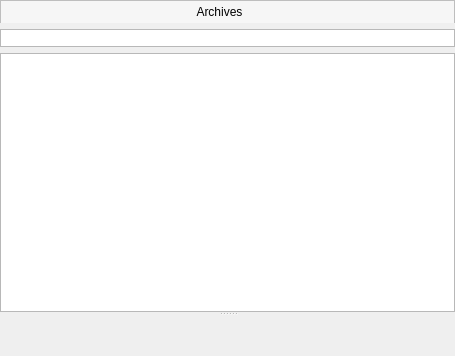
First picture: the form in forms/archivestabwidget.ui, repository Tarsnap/tarsnap-gui, before the edit.
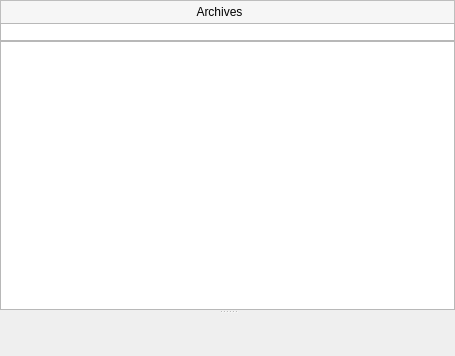
Second picture: the form after the edit. Icons and pictures are not drawn. Custom widgets are drawn as their Qt base class.

Commit message: ArchivesTabWidget: fix spacing of header

Diff of the .ui file:
```diff
--- a/forms/archivestabwidget.ui
+++ b/forms/archivestabwidget.ui
@@ -11,6 +11,9 @@
    </rect>
   </property>
   <layout class="QVBoxLayout" name="archivesTabWidgetVerticalLayout">
+   <property name="spacing">
+    <number>0</number>
+   </property>
    <property name="leftMargin">
     <number>0</number>
    </property>
```
